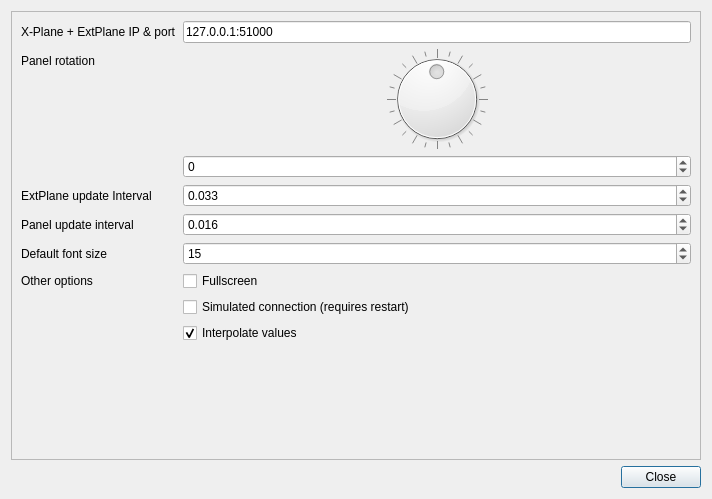
This is dialogs/settingsdialog.ui in vranki/ExtPlane-Panel as Qt 5 draws it before an edit. The edited form follows.
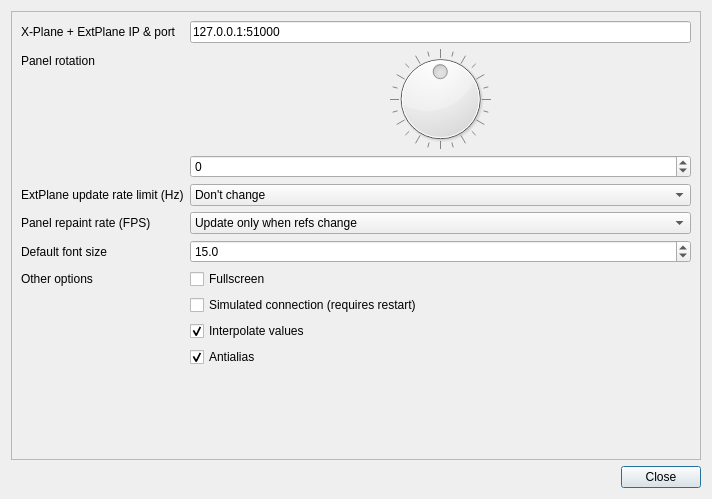
This is the edited form.

Commit message: Antialia & per-item font size settings & other enhancements

Patch:
```diff
--- a/dialogs/settingsdialog.ui
+++ b/dialogs/settingsdialog.ui
@@ -91,93 +91,49 @@
          </property>
         </widget>
        </item>
-       <item row="3" column="0">
-        <widget class="QLabel" name="label_4">
-         <property name="text">
-          <string>ExtPlane update Interval</string>
-         </property>
-        </widget>
-       </item>
-       <item row="3" column="1">
-        <widget class="QDoubleSpinBox" name="updateIntervalSpinBox">
-         <property name="toolTip">
-          <string>&lt;html&gt;&lt;head/&gt;&lt;body&gt;&lt;p&gt;Update interval of datarefs from ExtPlane in seconds&lt;/p&gt;&lt;p&gt;&lt;br/&gt;&lt;/p&gt;&lt;p&gt;Use as high value as possible. &lt;/p&gt;&lt;/body&gt;&lt;/html&gt;</string>
-         </property>
-         <property name="decimals">
-          <number>3</number>
-         </property>
-         <property name="minimum">
-          <double>0.001000000000000</double>
-         </property>
-         <property name="maximum">
-          <double>10.000000000000000</double>
-         </property>
-         <property name="singleStep">
-          <double>0.010000000000000</double>
-         </property>
-         <property name="value">
-          <double>0.033000000000000</double>
-         </property>
-        </widget>
-       </item>
        <item row="4" column="0">
-        <widget class="QLabel" name="label_5">
+        <widget class="QLabel" name="label_4">
          <property name="text">
-          <string>Panel update interval</string>
-         </property>
-        </widget>
-       </item>
-       <item row="4" column="1">
-        <widget class="QDoubleSpinBox" name="panelUpdateSpinBox">
-         <property name="toolTip">
-          <string>&lt;html&gt;&lt;head/&gt;&lt;body&gt;&lt;p&gt;Update interval of the panel itself, in seconds. Controls the frame rate directly. Use higher value on slow devices.&lt;/p&gt;&lt;/body&gt;&lt;/html&gt;</string>
-         </property>
-         <property name="decimals">
-          <number>3</number>
-         </property>
-         <property name="minimum">
-          <double>0.001000000000000</double>
-         </property>
-         <property name="maximum">
-          <double>1.000000000000000</double>
-         </property>
-         <property name="singleStep">
-          <double>0.010000000000000</double>
-         </property>
-         <property name="value">
-          <double>0.016000000000000</double>
+          <string>ExtPlane update rate limit (Hz)</string>
          </property>
         </widget>
        </item>
        <item row="5" column="0">
+        <widget class="QLabel" name="label_5">
+         <property name="text">
+          <string>Panel repaint rate (FPS)</string>
+         </property>
+        </widget>
+       </item>
+       <item row="6" column="0">
         <widget class="QLabel" name="label_6">
          <property name="text">
           <string>Default font size</string>
          </property>
         </widget>
        </item>
-       <item row="6" column="0">
+       <item row="7" column="0">
         <widget class="QLabel" name="label">
          <property name="text">
           <string>Other options</string>
          </property>
         </widget>
        </item>
-       <item row="6" column="1">
+       <item row="7" column="1">
         <widget class="QCheckBox" name="fullscreenCheckbox">
          <property name="text">
           <string>Fullscreen</string>
          </property>
         </widget>
        </item>
-       <item row="7" column="1">
+       <item row="8" column="1">
         <widget class="QCheckBox" name="simulateCheckbox">
          <property name="text">
           <string>Simulated connection (requires restart)</string>
          </property>
         </widget>
        </item>
-       <item row="8" column="1">
+       <item row="9" column="1">
         <widget class="QCheckBox" name="interpolateCheckbox">
          <property name="toolTip">
           <string>&lt;html&gt;&lt;head/&gt;&lt;body&gt;&lt;p&gt;Makes movement of needles smoother on some instruments.&lt;/p&gt;&lt;p&gt;&lt;br/&gt;&lt;/p&gt;&lt;p&gt;Use with high update interval or disable on slow devices if needed.&lt;/p&gt;&lt;/body&gt;&lt;/html&gt;</string>
@@ -190,13 +146,93 @@
          </property>
         </widget>
        </item>
+       <item row="10" column="1">
+        <widget class="QCheckBox" name="antialiasCheckbox">
+         <property name="toolTip">
+          <string>&lt;html&gt;&lt;head/&gt;&lt;body&gt;&lt;p&gt;Smooths edges of moving parts for visual clarity. Disable on slow devices.&lt;/p&gt;&lt;/body&gt;&lt;/html&gt;</string>
+         </property>
+         <property name="text">
+          <string>Antialias</string>
+         </property>
+         <property name="checked">
+          <bool>true</bool>
+         </property>
+        </widget>
+       </item>
+       <item row="4" column="1">
+        <widget class="QComboBox" name="updateIntervalComboBox">
+         <property name="toolTip">
+          <string>&lt;html&gt;&lt;head/&gt;&lt;body&gt;&lt;p&gt;How often X-Plane should send updates (at maximum). Set to as low value as possible for best preformance.&lt;/p&gt;&lt;/body&gt;&lt;/html&gt;</string>
+         </property>
+         <item>
+          <property name="text">
+           <string>Don't change</string>
+          </property>
+         </item>
+         <item>
+          <property name="text">
+           <string>10</string>
+          </property>
+         </item>
+         <item>
+          <property name="text">
+           <string>15</string>
+          </property>
+         </item>
+         <item>
+          <property name="text">
+           <string>30</string>
+          </property>
+         </item>
+         <item>
+          <property name="text">
+           <string>60</string>
+          </property>
+         </item>
+        </widget>
+       </item>
        <item row="5" column="1">
-        <widget class="QSpinBox" name="fontSizeSpinBox">
+        <widget class="QComboBox" name="panelUpdateComboBox">
+         <property name="toolTip">
+          <string>&lt;html&gt;&lt;head/&gt;&lt;body&gt;&lt;p&gt;How often the panel should be redrawn. Set to lower value on slow devices. Has effect only if interpolation is enabled.&lt;/p&gt;&lt;/body&gt;&lt;/html&gt;</string>
+         </property>
+         <item>
+          <property name="text">
+           <string>Update only when refs change</string>
+          </property>
+         </item>
+         <item>
+          <property name="text">
+           <string>10</string>
+          </property>
+         </item>
+         <item>
+          <property name="text">
+           <string>15</string>
+          </property>
+         </item>
+         <item>
+          <property name="text">
+           <string>30</string>
+          </property>
+         </item>
+         <item>
+          <property name="text">
+           <string>60</string>
+          </property>
+         </item>
+        </widget>
+       </item>
+       <item row="6" column="1">
+        <widget class="QDoubleSpinBox" name="fontSizeSpinBox">
+         <property name="decimals">
+          <number>1</number>
+         </property>
          <property name="minimum">
-          <number>5</number>
+          <double>5.000000000000000</double>
          </property>
          <property name="value">
-          <number>15</number>
+          <double>15.000000000000000</double>
          </property>
         </widget>
        </item>
```
The commit also changes 20 other files.
